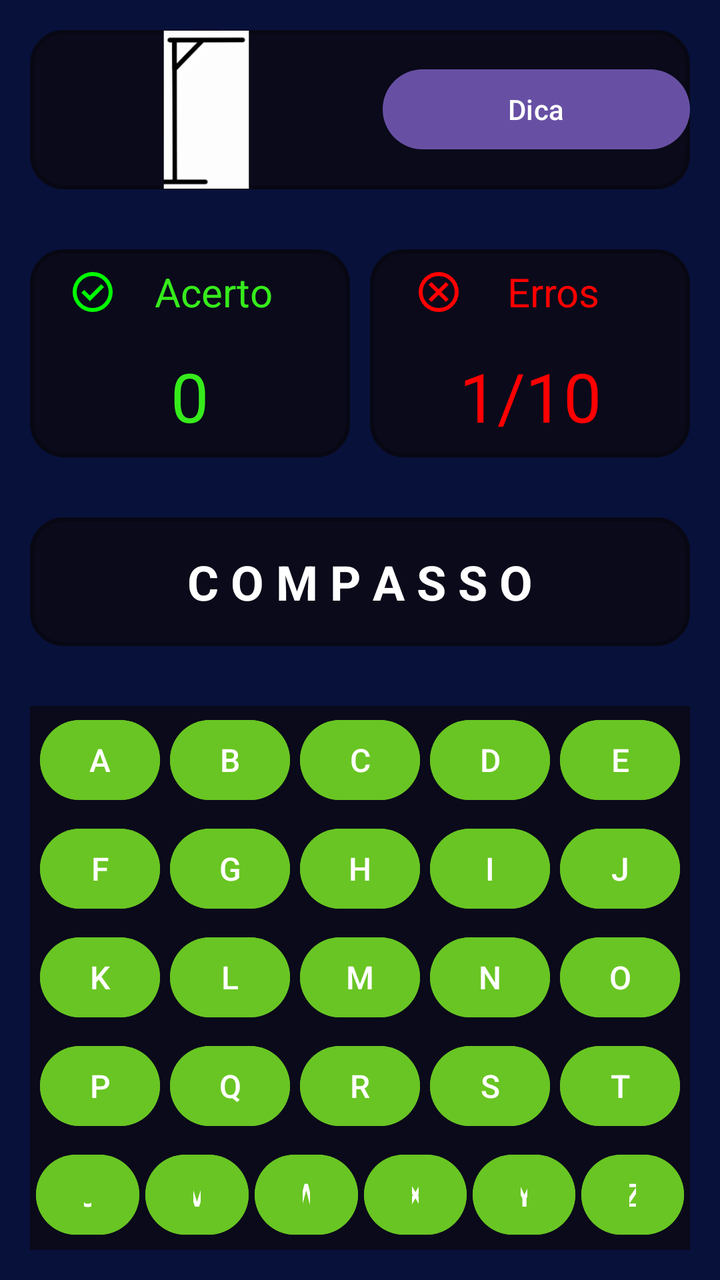
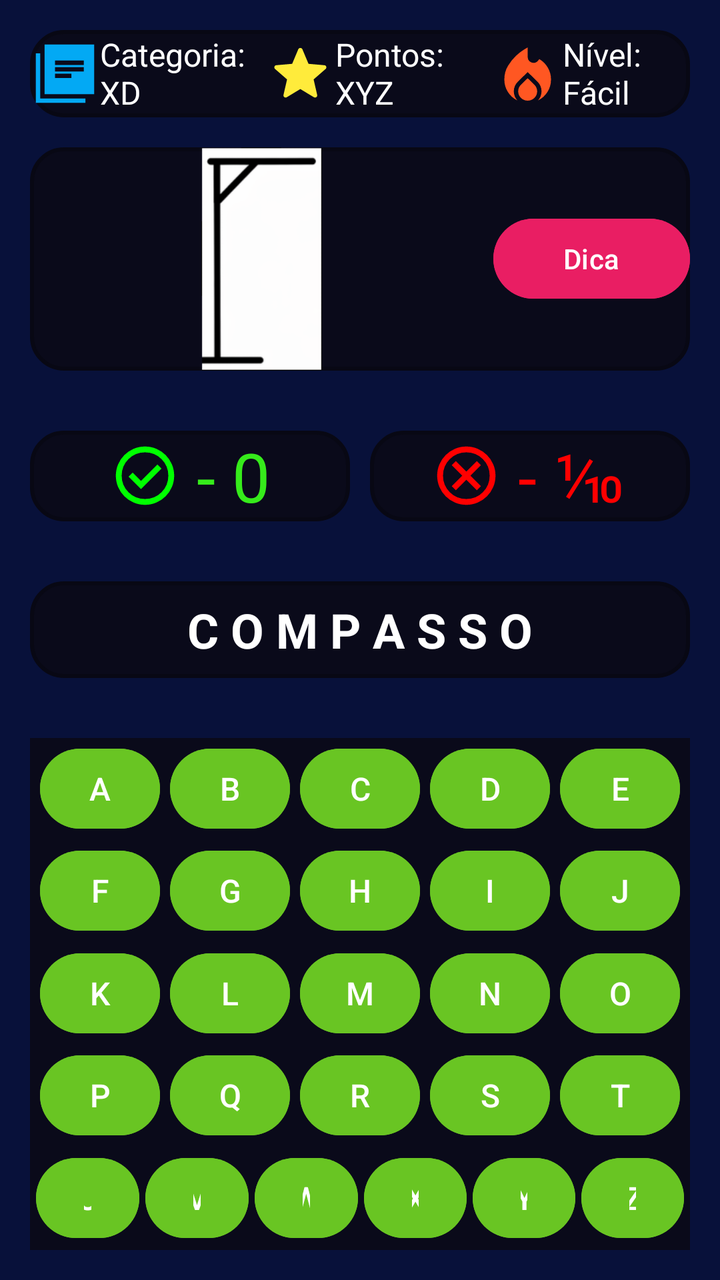

An Android layout rendered at two revisions. The XML below is the earlier revision; the diff shows what the commit changed to produce the second picture.
<!-- AndroidManifest.xml: application theme Theme.Forca_Integrado -->
<!-- res/layout/activity_tela_jogo.xml -->
<?xml version="1.0" encoding="utf-8"?>
<LinearLayout xmlns:android="http://schemas.android.com/apk/res/android"
    xmlns:app="http://schemas.android.com/apk/res-auto"
    xmlns:tools="http://schemas.android.com/tools"
    android:id="@+id/main"
    android:layout_width="match_parent"
    android:layout_height="match_parent"
    android:background="#08113A"
    android:orientation="vertical"
    tools:context=".TelaJogo">

    <LinearLayout
        android:layout_width="match_parent"
        android:layout_height="wrap_content"
        android:layout_margin="15dp"
        android:layout_weight="0.25"
        android:background="@drawable/borda"
        android:gravity="center"
        android:orientation="horizontal">

        <LinearLayout
            android:layout_width="wrap_content"
            android:layout_height="match_parent"
            android:layout_weight="0.5"
            android:orientation="horizontal">

            <ImageView
                android:id="@+id/imageView2"
                android:layout_width="match_parent"
                android:layout_height="match_parent"
                app:srcCompat="@drawable/forca_0_9" />
        </LinearLayout>

        <LinearLayout
            android:layout_width="wrap_content"
            android:layout_height="wrap_content"
            android:layout_weight="0.25"
            android:orientation="horizontal">

            <Button
                android:id="@+id/buttonDica"
                android:layout_width="wrap_content"
                android:layout_height="wrap_content"
                android:layout_weight="1"
                android:text="Dica" />
        </LinearLayout>

    </LinearLayout>

    <LinearLayout
        android:layout_width="match_parent"
        android:layout_height="wrap_content"
        android:layout_margin="15dp"
        android:layout_weight="0.25"
        android:background="#08113A"
        android:orientation="horizontal">

        <LinearLayout
            android:id="@+id/layout_Acerto"
            android:layout_width="match_parent"
            android:layout_height="match_parent"
            android:layout_marginRight="5dp"
            android:layout_weight="0.5"
            android:background="@drawable/borda"
            android:gravity="center"
            android:orientation="vertical">

            <LinearLayout
                android:layout_width="match_parent"
                android:layout_height="wrap_content"
                android:layout_weight="0.5"
                android:gravity="center"
                android:orientation="horizontal">

                <ImageView
                    android:id="@+id/imageView3"
                    android:layout_width="wrap_content"
                    android:layout_height="wrap_content"
                    android:layout_weight="1"
                    app:srcCompat="@drawable/check_circle_24px_1_" />

                <TextView
                    android:id="@+id/textView4"
                    android:layout_width="wrap_content"
                    android:layout_height="wrap_content"
                    android:layout_weight="1"
                    android:text="Acerto"
                    android:textColor="#36EB1B"
                    android:textSize="20sp" />

            </LinearLayout>

            <LinearLayout
                android:layout_width="match_parent"
                android:layout_height="wrap_content"
                android:layout_weight="0.5"
                android:gravity="center"
                android:orientation="horizontal">

                <TextView
                    android:id="@+id/numAcerto"
                    android:layout_width="wrap_content"
                    android:layout_height="wrap_content"
                    android:layout_weight="0"
                    android:gravity="center"
                    android:text="0"
                    android:textColor="#36EB1B"
                    android:textSize="34sp" />
            </LinearLayout>
        </LinearLayout>

        <LinearLayout
            android:id="@+id/layout_Erro"
            android:layout_width="match_parent"
            android:layout_height="match_parent"
            android:layout_marginLeft="5dp"
            android:layout_weight="0.5"
            android:background="@drawable/borda"
            android:gravity="center"
            android:orientation="vertical">

            <LinearLayout
                android:layout_width="match_parent"
                android:layout_height="wrap_content"
                android:layout_weight="0.5"
                android:gravity="center"
                android:orientation="horizontal">

                <ImageView
                    android:id="@+id/imageView4"
                    android:layout_width="wrap_content"
                    android:layout_height="wrap_content"
                    android:layout_weight="1"
                    app:srcCompat="@drawable/cancel_24px_1_" />

                <TextView
                    android:id="@+id/textView5"
                    android:layout_width="wrap_content"
                    android:layout_height="wrap_content"
                    android:layout_weight="1"
                    android:text="Erros"
                    android:textColor="#FF0000"
                    android:textSize="20sp" />
            </LinearLayout>

            <LinearLayout
                android:layout_width="match_parent"
                android:layout_height="wrap_content"
                android:layout_weight="0.5"
                android:gravity="center"
                android:orientation="horizontal">

                <TextView
                    android:id="@+id/numErro"
                    android:layout_width="wrap_content"
                    android:layout_height="wrap_content"
                    android:layout_weight="1"
                    android:gravity="center"
                    android:text="1/10"
                    android:textColor="#FF0000"
                    android:textSize="34sp" />
            </LinearLayout>
        </LinearLayout>
    </LinearLayout>

    <LinearLayout
        android:layout_width="match_parent"
        android:layout_height="wrap_content"
        android:layout_margin="15dp"
        android:layout_weight="0.25"
        android:background="@drawable/borda"
        android:gravity="center"
        android:orientation="vertical">

        <TextView
            android:id="@+id/textView3"
            android:layout_width="wrap_content"
            android:layout_height="wrap_content"
            android:text="C O M P A S S O"
            android:textColor="#FFFFFF"
            android:textSize="24sp"
            android:textStyle="bold" />
    </LinearLayout>

    <LinearLayout
        android:id="@+id/teclado"
        android:layout_width="match_parent"
        android:layout_height="wrap_content"
        android:layout_margin="15dp"
        android:layout_weight="0.25"
        android:background="#0A0A1A"
        android:orientation="vertical">

        <LinearLayout
            android:layout_width="match_parent"
            android:layout_height="wrap_content"
            android:layout_weight="0.20"
            android:gravity="center"
            android:orientation="horizontal">

            <Button
                android:id="@+id/id2"
                android:layout_width="wrap_content"
                android:layout_height="wrap_content"
                android:layout_marginLeft="5dp"
                android:layout_weight="1"
                android:backgroundTint="#69C523"
                android:text="A"
                android:textSize="16sp" />

            <Button
                android:id="@+id/id3"
                android:layout_width="wrap_content"
                android:layout_height="wrap_content"
                android:layout_marginLeft="5dp"
                android:layout_weight="1"
                android:backgroundTint="#69C523"
                android:text="B"
                android:textSize="16sp" />

            <Button
                android:id="@+id/id4"
                android:layout_width="wrap_content"
                android:layout_height="wrap_content"
                android:layout_marginLeft="5dp"
                android:layout_weight="1"
                android:backgroundTint="#69C523"
                android:text="C"
                android:textSize="16sp" />

            <Button
                android:id="@+id/id5"
                android:layout_width="wrap_content"
                android:layout_height="wrap_content"
                android:layout_marginLeft="5dp"
                android:layout_weight="1"
                android:backgroundTint="#69C523"
                android:text="D"
                android:textSize="16sp" />

            <Button
                android:id="@+id/id6"
                android:layout_width="wrap_content"
                android:layout_height="wrap_content"
                android:layout_marginLeft="5dp"
                android:layout_marginRight="5dp"
                android:layout_weight="1"
                android:backgroundTint="#69C523"
                android:text="E"
                android:textSize="16sp" />
        </LinearLayout>

        <LinearLayout
            android:layout_width="match_parent"
            android:layout_height="wrap_content"
            android:layout_weight="0.20"
            android:gravity="center"
            android:orientation="horizontal">

            <Button
                android:id="@+id/id7"
                android:layout_width="wrap_content"
                android:layout_height="wrap_content"
                android:layout_marginLeft="5dp"
                android:layout_weight="1"
                android:backgroundTint="#69C523"
                android:text="F"
                android:textSize="16sp" />

            <Button
                android:id="@+id/id8"
                android:layout_width="wrap_content"
                android:layout_height="wrap_content"
                android:layout_marginLeft="5dp"
                android:layout_weight="1"
                android:backgroundTint="#69C523"
                android:text="G"
                android:textSize="16sp" />

            <Button
                android:id="@+id/id9"
                android:layout_width="wrap_content"
                android:layout_height="wrap_content"
                android:layout_marginLeft="5dp"
                android:layout_weight="1"
                android:backgroundTint="#69C523"
                android:text="H"
                android:textSize="16sp" />

            <Button
                android:id="@+id/id10"
                android:layout_width="wrap_content"
                android:layout_height="wrap_content"
                android:layout_marginLeft="5dp"
                android:layout_weight="1"
                android:backgroundTint="#69C523"
                android:text="I"
                android:textSize="16sp" />

            <Button
                android:id="@+id/id11"
                android:layout_width="wrap_content"
                android:layout_height="wrap_content"
                android:layout_marginLeft="5dp"
                android:layout_marginRight="5dp"
                android:layout_weight="1"
                android:backgroundTint="#69C523"
                android:text="J"
                android:textSize="16sp" />
        </LinearLayout>

        <LinearLayout
            android:layout_width="match_parent"
            android:layout_height="wrap_content"
            android:layout_weight="0.20"
            android:gravity="center"
            android:orientation="horizontal">

            <Button
                android:id="@+id/id12"
                android:layout_width="wrap_content"
                android:layout_height="wrap_content"
                android:layout_marginLeft="5dp"
                android:layout_weight="1"
                android:backgroundTint="#69C523"
                android:text="K"
                android:textSize="16sp" />

            <Button
                android:id="@+id/id13"
                android:layout_width="wrap_content"
                android:layout_height="wrap_content"
                android:layout_marginLeft="5dp"
                android:layout_weight="1"
                android:backgroundTint="#69C523"
                android:text="L"
                android:textSize="16sp" />

            <Button
                android:id="@+id/id14"
                android:layout_width="wrap_content"
                android:layout_height="wrap_content"
                android:layout_marginLeft="5dp"
                android:layout_weight="1"
                android:backgroundTint="#69C523"
                android:text="M"
                android:textSize="16sp" />

            <Button
                android:id="@+id/id15"
                android:layout_width="wrap_content"
                android:layout_height="wrap_content"
                android:layout_marginLeft="5dp"
                android:layout_weight="1"
                android:backgroundTint="#69C523"
                android:text="N"
                android:textSize="16sp" />

            <Button
                android:id="@+id/id16"
                android:layout_width="wrap_content"
                android:layout_height="wrap_content"
                android:layout_marginLeft="5dp"
                android:layout_marginRight="5dp"
                android:layout_weight="1"
                android:backgroundTint="#69C523"
                android:text="O"
                android:textSize="16sp" />
        </LinearLayout>

        <LinearLayout
            android:layout_width="match_parent"
            android:layout_height="wrap_content"
            android:layout_weight="0.20"
            android:gravity="center"
            android:orientation="horizontal">

            <Button
                android:id="@+id/id17"
                android:layout_width="wrap_content"
                android:layout_height="wrap_content"
                android:layout_marginLeft="5dp"
                android:layout_weight="1"
                android:backgroundTint="#69C523"
                android:text="P"
                android:textSize="16sp" />

            <Button
                android:id="@+id/id18"
                android:layout_width="wrap_content"
                android:layout_height="wrap_content"
                android:layout_marginLeft="5dp"
                android:layout_weight="1"
                android:backgroundTint="#69C523"
                android:text="Q"
                android:textSize="16sp" />

            <Button
                android:id="@+id/id19"
                android:layout_width="wrap_content"
                android:layout_height="wrap_content"
                android:layout_marginLeft="5dp"
                android:layout_weight="1"
                android:backgroundTint="#69C523"
                android:text="R"
                android:textSize="16sp" />

            <Button
                android:id="@+id/id20"
                android:layout_width="wrap_content"
                android:layout_height="wrap_content"
                android:layout_marginLeft="5dp"
                android:layout_weight="1"
                android:backgroundTint="#69C523"
                android:text="S"
                android:textSize="16sp" />

            <Button
                android:id="@+id/id21"
                android:layout_width="wrap_content"
                android:layout_height="wrap_content"
                android:layout_marginLeft="5dp"
                android:layout_marginRight="5dp"
                android:layout_weight="1"
                android:backgroundTint="#69C523"
                android:text="T"
                android:textSize="16sp" />
        </LinearLayout>

        <LinearLayout
            android:layout_width="match_parent"
            android:layout_height="wrap_content"
            android:layout_weight="0.20"
            android:gravity="center"
            android:orientation="horizontal">

            <Button
                android:id="@+id/id22"
                android:layout_width="wrap_content"
                android:layout_height="wrap_content"
                android:layout_marginLeft="3dp"
                android:layout_weight="1"
                android:backgroundTint="#69C523"
                android:text="U"
                android:textSize="16sp" />

            <Button
                android:id="@+id/id23"
                android:layout_width="wrap_content"
                android:layout_height="wrap_content"
                android:layout_marginLeft="3dp"
                android:layout_weight="1"
                android:backgroundTint="#69C523"
                android:text="V"
                android:textSize="16sp" />

            <Button
                android:id="@+id/id24"
                android:layout_width="wrap_content"
                android:layout_height="wrap_content"
                android:layout_marginLeft="3dp"
                android:layout_weight="1"
                android:backgroundTint="#69C523"
                android:text="W"
                android:textSize="16sp" />

            <Button
                android:id="@+id/id25"
                android:layout_width="wrap_content"
                android:layout_height="wrap_content"
                android:layout_marginLeft="3dp"
                android:layout_weight="1"
                android:backgroundTint="#69C523"
                android:text="X"
                android:textSize="16sp" />

            <Button
                android:id="@+id/id26"
                android:layout_width="wrap_content"
                android:layout_height="wrap_content"
                android:layout_marginLeft="3dp"
                android:layout_weight="1"
                android:backgroundTint="#69C523"
                android:text="Y"
                android:textSize="16sp" />

            <Button
                android:id="@+id/id27"
                android:layout_width="wrap_content"
                android:layout_height="wrap_content"
                android:layout_marginLeft="3dp"
                android:layout_marginRight="3dp"
                android:layout_weight="1"
                android:backgroundTint="#69C523"
                android:text="Z"
                android:textSize="16sp" />
        </LinearLayout>
    </LinearLayout>
</LinearLayout>
<!-- resources referenced by this layout -->
<resources>
  <!-- drawable borda (drawable) -->
  <?xml version="1.0" encoding="utf-8"?>
  <shape xmlns:android="http://schemas.android.com/apk/res/android">
          
      <solid android:color="#0A0A1A"/>
          
      <corners android:radius="16dp"/>
          
      <stroke
          android:width="2dp"
          android:color="#080814"/>
  </shape>
  <!-- drawable check_circle_24px_1_ (drawable) -->
  <vector xmlns:android="http://schemas.android.com/apk/res/android"
      android:width="24dp"
      android:height="24dp"
      android:viewportWidth="960"
      android:viewportHeight="960"
      android:tint="#00FF00">
    <path
        android:fillColor="@android:color/white"
        android:pathData="M424,664L706,382L650,326L424,552L310,438L254,494L424,664ZM480,880Q397,880 324,848.5Q251,817 197,763Q143,709 111.5,636Q80,563 80,480Q80,397 111.5,324Q143,251 197,197Q251,143 324,111.5Q397,80 480,80Q563,80 636,111.5Q709,143 763,197Q817,251 848.5,324Q880,397 880,480Q880,563 848.5,636Q817,709 763,763Q709,817 636,848.5Q563,880 480,880ZM480,800Q614,800 707,707Q800,614 800,480Q800,346 707,253Q614,160 480,160Q346,160 253,253Q160,346 160,480Q160,614 253,707Q346,800 480,800ZM480,480Q480,480 480,480Q480,480 480,480Q480,480 480,480Q480,480 480,480Q480,480 480,480Q480,480 480,480Q480,480 480,480Q480,480 480,480Z"/>
  </vector>
  <style name="Theme.Forca_Integrado" parent="Base.Theme.Forca_Integrado" />
  <style name="Base.Theme.Forca_Integrado" parent="Theme.Material3.DayNight.NoActionBar">
          
          
      </style>
  <!-- unchanged entries left out for length: 2 -->
</resources>

<!-- the commit's change to res/layout/activity_tela_jogo.xml (unified diff, before → after) -->
@@ -12,8 +12,99 @@
     <LinearLayout
         android:layout_width="match_parent"
         android:layout_height="wrap_content"
+        android:layout_marginStart="15dp"
+        android:layout_marginLeft="15dp"
+        android:layout_marginTop="15dp"
+        android:layout_marginEnd="15dp"
+        android:layout_marginRight="15dp"
+        android:layout_weight="0.05"
+        android:background="@drawable/borda"
+        android:gravity="center"
+        android:orientation="horizontal">
+
+        <LinearLayout
+            android:layout_width="wrap_content"
+            android:layout_height="match_parent"
+            android:layout_weight="0.40"
+            android:gravity="center"
+            android:orientation="horizontal">
+
+            <ImageView
+                android:id="@+id/imageView7"
+                android:layout_width="35dp"
+                android:layout_height="35dp"
+                android:layout_weight="0"
+                android:tint="#03A9F4"
+                app:srcCompat="@drawable/library_books_48px" />
+
+            <TextView
+                android:id="@+id/textCategoria"
+                android:layout_width="wrap_content"
+                android:layout_height="wrap_content"
+                android:layout_weight="0"
+                android:text="Categoria: XD"
+                android:textColor="#FFFFFF"
+                android:textSize="16sp" />
+        </LinearLayout>
+
+        <LinearLayout
+            android:layout_width="wrap_content"
+            android:layout_height="match_parent"
+            android:layout_weight="0.25"
+            android:gravity="center"
+            android:orientation="horizontal">
+
+            <ImageView
+                android:id="@+id/imageView5"
+                android:layout_width="35dp"
+                android:layout_height="35dp"
+                android:layout_weight="0"
+                android:tint="#FFEB3B"
+                app:srcCompat="@drawable/star_48px_1_" />
+
+            <TextView
+                android:id="@+id/textPontos"
+                android:layout_width="wrap_content"
+                android:layout_height="wrap_content"
+                android:layout_weight="0"
+                android:text="Pontos: XYZ"
+                android:textColor="#FFFFFF"
+                android:textSize="16sp" />
+        </LinearLayout>
+
+        <LinearLayout
+            android:layout_width="wrap_content"
+            android:layout_height="match_parent"
+            android:layout_weight="0.35"
+            android:gravity="center"
+            android:orientation="horizontal">
+
+            <ImageView
+                android:id="@+id/imageView6"
+                android:layout_width="35dp"
+                android:layout_height="35dp"
+                android:layout_weight="0"
+                android:tint="#FF5722"
+                app:srcCompat="@drawable/local_fire_department_48px" />
+
+            <TextView
+                android:id="@+id/textNivel"
+                android:layout_width="wrap_content"
+                android:layout_height="wrap_content"
+                android:layout_weight="0"
+                android:text="Nível: Fácil"
+                android:textColor="#FFFFFF"
+                android:textSize="16sp" />
+
+        </LinearLayout>
+
+    </LinearLayout>
+
+    <LinearLayout
+        android:layout_width="match_parent"
+        android:layout_height="wrap_content"
         android:layout_margin="15dp"
-        android:layout_weight="0.25"
+        android:layout_weight="1"
         android:background="@drawable/borda"
         android:gravity="center"
         android:orientation="horizontal">
@@ -39,10 +130,12 @@
 
             <Button
                 android:id="@+id/buttonDica"
-                android:layout_width="wrap_content"
-                android:layout_height="wrap_content"
-                android:layout_weight="1"
-                android:text="Dica" />
+                android:layout_width="5dp"
+                android:layout_height="wrap_content"
+                android:layout_weight="0.15"
+                android:backgroundTint="#E91E63"
+                android:text="Dica"
+                android:textColorLink="#BA3333" />
         </LinearLayout>
 
     </LinearLayout>
@@ -51,14 +144,14 @@
         android:layout_width="match_parent"
         android:layout_height="wrap_content"
         android:layout_margin="15dp"
-        android:layout_weight="0.25"
+        android:layout_weight="0"
         android:background="#08113A"
         android:orientation="horizontal">
 
         <LinearLayout
             android:id="@+id/layout_Acerto"
             android:layout_width="match_parent"
-            android:layout_height="match_parent"
+            android:layout_height="wrap_content"
             android:layout_marginRight="5dp"
             android:layout_weight="0.5"
             android:background="@drawable/borda"
@@ -68,34 +161,16 @@
             <LinearLayout
                 android:layout_width="match_parent"
                 android:layout_height="wrap_content"
-                android:layout_weight="0.5"
+                android:layout_weight="0"
                 android:gravity="center"
                 android:orientation="horizontal">
 
                 <ImageView
                     android:id="@+id/imageView3"
-                    android:layout_width="wrap_content"
-                    android:layout_height="wrap_content"
-                    android:layout_weight="1"
+                    android:layout_width="35dp"
+                    android:layout_height="35dp"
+                    android:layout_weight="0"
                     app:srcCompat="@drawable/check_circle_24px_1_" />
-
-                <TextView
-                    android:id="@+id/textView4"
-                    android:layout_width="wrap_content"
-                    android:layout_height="wrap_content"
-                    android:layout_weight="1"
-                    android:text="Acerto"
-                    android:textColor="#36EB1B"
-                    android:textSize="20sp" />
-
-            </LinearLayout>
-
-            <LinearLayout
-                android:layout_width="match_parent"
-                android:layout_height="wrap_content"
-                android:layout_weight="0.5"
-                android:gravity="center"
-                android:orientation="horizontal">
 
                 <TextView
                     android:id="@+id/numAcerto"
@@ -103,16 +178,18 @@
                     android:layout_height="wrap_content"
                     android:layout_weight="0"
                     android:gravity="center"
-                    android:text="0"
+                    android:text=" - 0"
                     android:textColor="#36EB1B"
                     android:textSize="34sp" />
+
             </LinearLayout>
+
         </LinearLayout>
 
         <LinearLayout
             android:id="@+id/layout_Erro"
             android:layout_width="match_parent"
-            android:layout_height="match_parent"
+            android:layout_height="wrap_content"
             android:layout_marginLeft="5dp"
             android:layout_weight="0.5"
             android:background="@drawable/borda"
@@ -128,38 +205,23 @@
 
                 <ImageView
                     android:id="@+id/imageView4"
-                    android:layout_width="wrap_content"
-                    android:layout_height="wrap_content"
-                    android:layout_weight="1"
+                    android:layout_width="35dp"
+                    android:layout_height="35dp"
+                    android:layout_weight="0"
                     app:srcCompat="@drawable/cancel_24px_1_" />
-
-                <TextView
-                    android:id="@+id/textView5"
-                    android:layout_width="wrap_content"
-                    android:layout_height="wrap_content"
-                    android:layout_weight="1"
-                    android:text="Erros"
-                    android:textColor="#FF0000"
-                    android:textSize="20sp" />
-            </LinearLayout>
-
-            <LinearLayout
-                android:layout_width="match_parent"
-                android:layout_height="wrap_content"
-                android:layout_weight="0.5"
-                android:gravity="center"
-                android:orientation="horizontal">
 
                 <TextView
                     android:id="@+id/numErro"
                     android:layout_width="wrap_content"
                     android:layout_height="wrap_content"
-                    android:layout_weight="1"
+                    android:layout_weight="0"
                     android:gravity="center"
-                    android:text="1/10"
+                    android:text=" - ⅒"
                     android:textColor="#FF0000"
                     android:textSize="34sp" />
+
             </LinearLayout>
+
         </LinearLayout>
     </LinearLayout>
 
<!-- resource entries referenced after the edit -->
@@ -23,6 +23,40 @@
         android:fillColor="@android:color/white"
         android:pathData="M424,664L706,382L650,326L424,552L310,438L254,494L424,664ZM480,880Q397,880 324,848.5Q251,817 197,763Q143,709 111.5,636Q80,563 80,480Q80,397 111.5,324Q143,251 197,197Q251,143 324,111.5Q397,80 480,80Q563,80 636,111.5Q709,143 763,197Q817,251 848.5,324Q880,397 880,480Q880,563 848.5,636Q817,709 763,763Q709,817 636,848.5Q563,880 480,880ZM480,800Q614,800 707,707Q800,614 800,480Q800,346 707,253Q614,160 480,160Q346,160 253,253Q160,346 160,480Q160,614 253,707Q346,800 480,800ZM480,480Q480,480 480,480Q480,480 480,480Q480,480 480,480Q480,480 480,480Q480,480 480,480Q480,480 480,480Q480,480 480,480Q480,480 480,480Z"/>
   </vector>
+  <!-- drawable library_books_48px (drawable) -->
+  <vector xmlns:android="http://schemas.android.com/apk/res/android"
+      android:width="48dp"
+      android:height="48dp"
+      android:viewportWidth="960"
+      android:viewportHeight="960"
+      android:tint="?attr/colorControlNormal"
+      android:autoMirrored="true">
+    <path
+        android:fillColor="@android:color/white"
+        android:pathData="M343,540L568,540L568,480L343,480L343,540ZM343,450L738,450L738,390L343,390L343,450ZM343,360L738,360L738,300L343,300L343,360ZM200,760L200,80L880,80L880,760L200,760ZM80,880L80,200L140,200L140,820L760,820L760,880L80,880Z"/>
+  </vector>
+  <!-- drawable local_fire_department_48px (drawable) -->
+  <vector xmlns:android="http://schemas.android.com/apk/res/android"
+      android:width="48dp"
+      android:height="48dp"
+      android:viewportWidth="960"
+      android:viewportHeight="960"
+      android:tint="?attr/colorControlNormal">
+    <path
+        android:fillColor="@android:color/white"
+        android:pathData="M160,560Q160,455 210,373Q260,291 320,235Q380,179 430,149.5Q480,120 480,120L480,252Q480,289 505,310.5Q530,332 561,332Q578,332 593.5,325Q609,318 622,302L640,280Q712,322 756,396.5Q800,471 800,560Q800,655 751,731.5Q702,808 622,847Q645,821 657.5,789Q670,757 670,722Q670,684 656,650.5Q642,617 615,590L480,458L346,590Q318,617 304,650.5Q290,684 290,722Q290,757 302.5,789Q315,821 338,847Q258,808 209,731.5Q160,655 160,560ZM480,542L572,632Q590,650 600,673Q610,696 610,722Q610,775 572,812.5Q534,850 480,850Q426,850 388,812.5Q350,775 350,722Q350,696 359.5,673Q369,650 388,632L480,542Z"/>
+  </vector>
+  <!-- drawable star_48px_1_ (drawable) -->
+  <vector xmlns:android="http://schemas.android.com/apk/res/android"
+      android:width="48dp"
+      android:height="48dp"
+      android:viewportWidth="960"
+      android:viewportHeight="960"
+      android:tint="?attr/colorControlNormal">
+    <path
+        android:fillColor="#FFFF00"
+        android:pathData="M480,691L294,803Q286,808 277,807.5Q268,807 261,802Q254,797 250.5,789Q247,781 249,771L298,559L134,416Q126,409 124.5,400.5Q123,392 125,384Q127,376 134,370.5Q141,365 151,364L368,345L452,145Q456,136 464,131.5Q472,127 480,127Q488,127 496,131.5Q504,136 508,145L592,345L809,364Q819,365 826,370.5Q833,376 835,384Q837,392 835.5,400.5Q834,409 826,416L662,559L711,771Q713,781 709.5,789Q706,797 699,802Q692,807 683,807.5Q674,808 666,803L480,691Z"/>
+  </vector>
   <style name="Theme.Forca_Integrado" parent="Base.Theme.Forca_Integrado" />
   <style name="Base.Theme.Forca_Integrado" parent="Theme.Material3.DayNight.NoActionBar">
           
